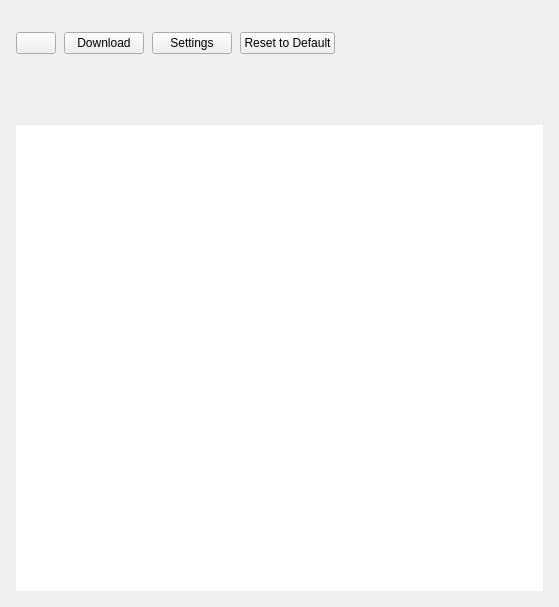
Above: vms/client/nx_vms_client_desktop/src/nx/vms/client/desktop/system_administration/widgets/logs_management_widget.ui from networkoptix/nx_open before the change. Below: the same form after it.
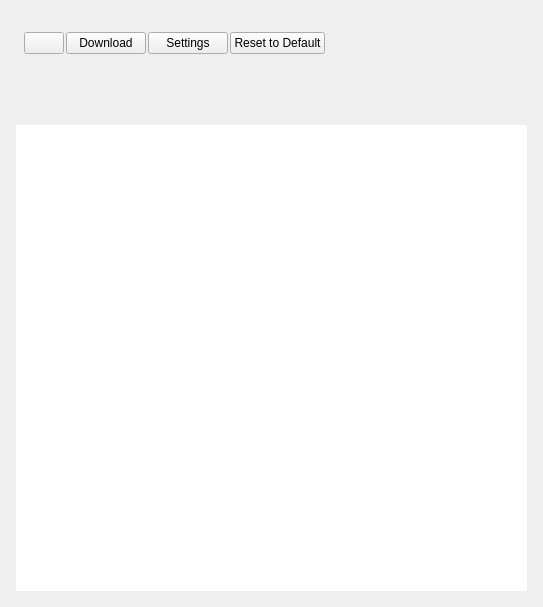
That is the form after the change. Custom widgets are drawn as their Qt base class.

```diff
--- a/vms/client/nx_vms_client_desktop/src/nx/vms/client/desktop/system_administration/widgets/logs_management_widget.ui
+++ b/vms/client/nx_vms_client_desktop/src/nx/vms/client/desktop/system_administration/widgets/logs_management_widget.ui
@@ -43,7 +43,7 @@
                                 <number>2</number>
                             </property>
                             <property name="leftMargin">
-                                <number>16</number>
+                                <number>24</number>
                             </property>
                             <property name="topMargin">
                                 <number>16</number>
@@ -56,9 +56,6 @@
                             </property>
                             <item>
                                 <layout class="QHBoxLayout" name="horizontalLayout">
-                                    <property name="spacing">
-                                        <number>8</number>
-                                    </property>
                                     <item>
                                         <widget class="QPushButton" name="selectedButton"/>
                                     </item>
```
